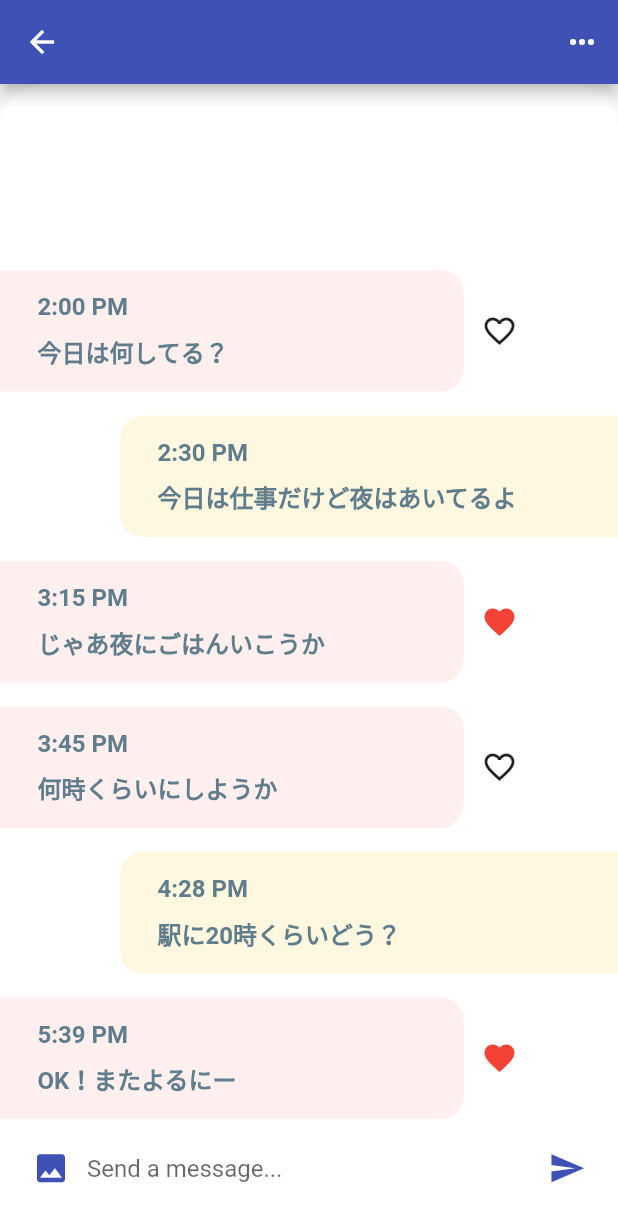
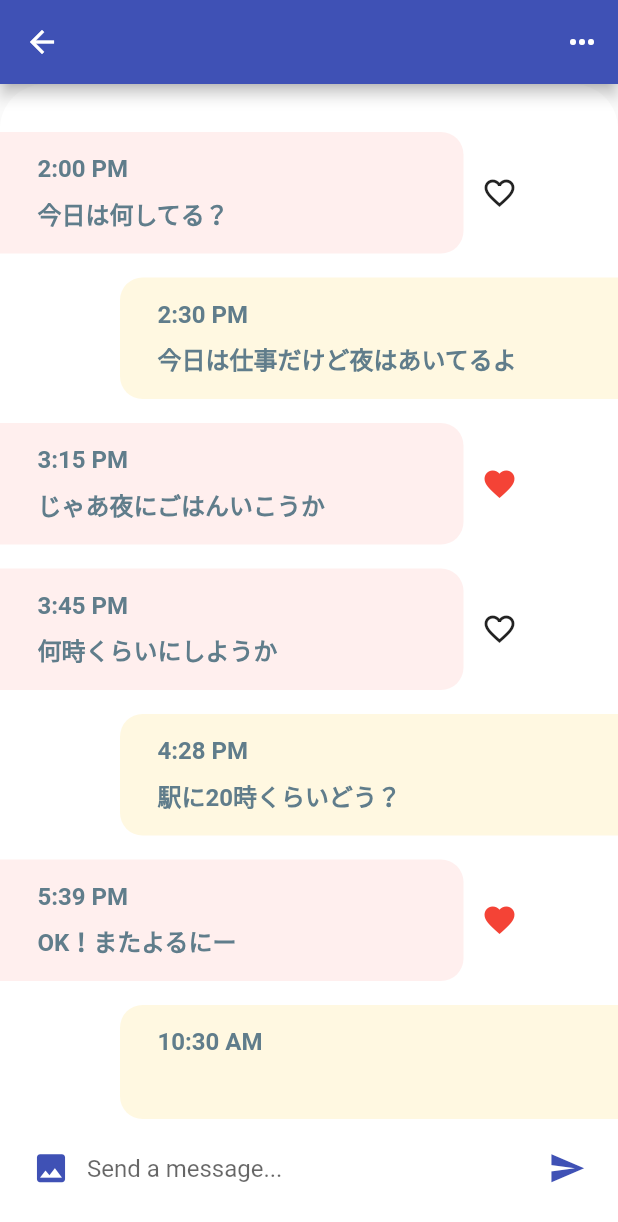
Before and after one commit to ramtiga/chat_ui, a Flutter app: the ChatPage screen opened directly with empty values, after a tap on the "send" icon, on a phone screen of 412 x 824 dp. Shown: the top 1222 px of the screen. Run offline on Flutter 3.47's test engine with Material 2 defaults, Android fonts, the phone set to English and light mode, and no system bars; our stand-ins replace flutter_hooks, hooks_riverpod.

```diff
--- a/lib/models/message.dart
+++ b/lib/models/message.dart
@@ -124,4 +124,21 @@ class MessageChangeNotifier with ChangeNotifier {
     msg.isLiked ? msg.isLiked = false : msg.isLiked = true;
     notifyListeners();
   }
+
+  void sendMessage(String sendMessage) {
+    Message msg = Message();
+    DateTime now = DateTime.now();
+    String time = now.hour.toString() + ":" + now.minute.toString();
+    now.hour < 12 ? time += " AM" : time += " PM";
+
+    msg.sender = currentUser;
+    msg.text = sendMessage;
+    msg.time = time;
+    msg.isLiked = false;
+    msg.unread = false;
+
+    msgs.insert(0, msg);
+
+    notifyListeners();
+  }
 }
--- a/lib/pages/chat.dart
+++ b/lib/pages/chat.dart
@@ -12,6 +12,7 @@ class ChatPage extends HookWidget {
   @override
   Widget build(BuildContext context) {
     final messageChats = useProvider(chatProvider);
+    final sendMessage = TextEditingController();
 
     return Scaffold(
       appBar: AppBar(
@@ -105,8 +106,8 @@ class ChatPage extends HookWidget {
                                       color: Colors.red,
                                     )
                                   : Icon(Icons.favorite_border),
-                                onPressed: () =>
-                                    messageChats.changeLike(message)),
+                              onPressed: () => messageChats.changeLike(message),
+                            ),
                           ],
                         );
                       }),
@@ -126,6 +127,7 @@ class ChatPage extends HookWidget {
                       onPressed: () {}),
                   Expanded(
                     child: TextField(
+                      controller: sendMessage,
                       textCapitalization: TextCapitalization.sentences,
                       onChanged: (value) {},
                       decoration: InputDecoration.collapsed(
@@ -137,7 +139,11 @@ class ChatPage extends HookWidget {
                       icon: Icon(Icons.send),
                       iconSize: 25.0,
                       color: Colors.indigo,
-                      onPressed: () {})
+                      onPressed: () {
+                        messageChats.sendMessage(sendMessage.text);
+                        FocusScope.of(context).requestFocus(FocusNode());
+                        sendMessage.clear();
+                      }),
                 ],
               ),
             ),
```
Lines whose indentation alone changed are shown as unchanged.
